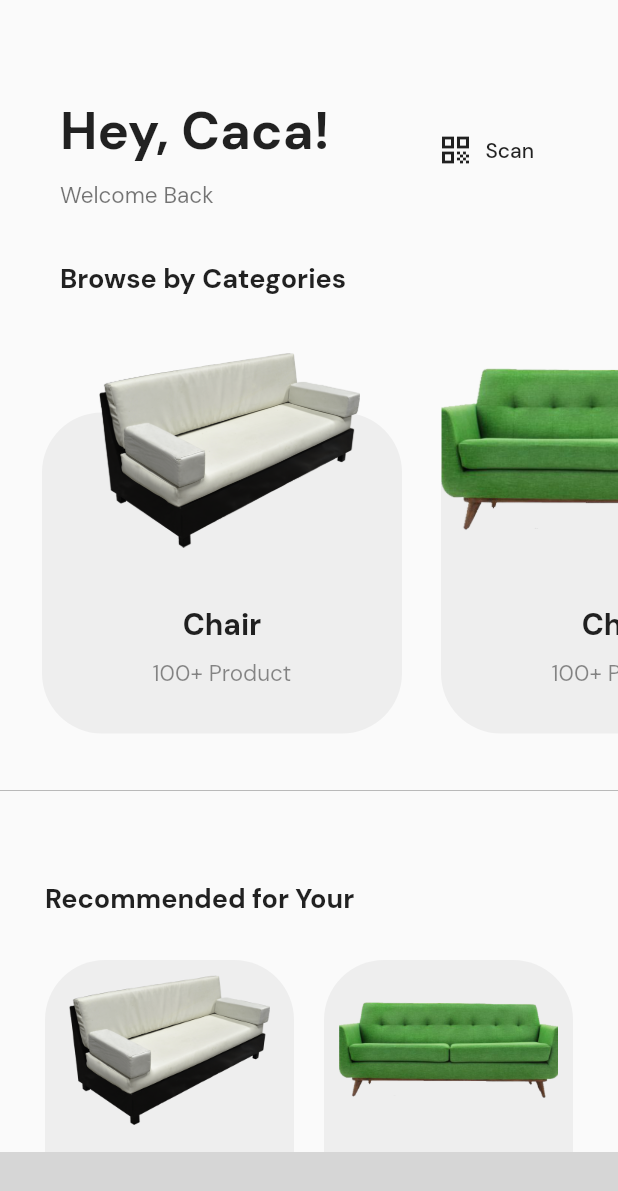
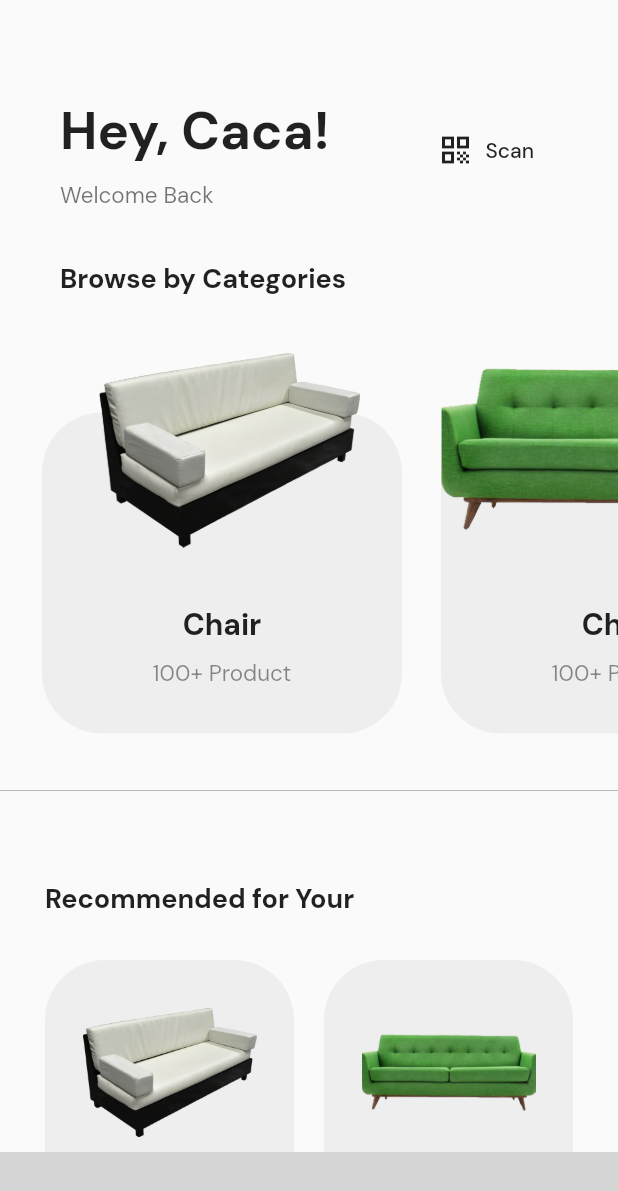
Before and after one commit to cristianpaulo4/app_venda_sofa, a Flutter app: the screen it shows after launch, on a phone screen of 412 x 824 dp. Shown: the top 1191 px of the screen. Run offline on Flutter 3.47's test engine with Material 2 defaults, Android fonts, the phone set to English and light mode, and no system bars; our stand-ins replace flutter_modular, google_fonts, mobx; missing offline and left inert: cuberto_bottom_bar; generated files the repository leaves out were written again; grey boxes are pictures that could not be loaded.

Commit message:
Atualização

```diff
--- a/app_sofa/lib/app/modules/Pagina1/components/cardItem1.dart
+++ b/app_sofa/lib/app/modules/Pagina1/components/cardItem1.dart
@@ -3,11 +3,15 @@ import 'package:google_fonts/google_fonts.dart';
 
 class CardItem1 extends StatelessWidget {
   final String uri;
-  const CardItem1({Key key, this.uri}) : super(key: key);
+
+  final Function onPressed;
+  const CardItem1({Key key, this.uri, this.onPressed}) : super(key: key);
 
   @override
   Widget build(BuildContext context) {
-    return Padding(
+    return GestureDetector(
+      onTap: onPressed,
+      child: Padding(
         padding: const EdgeInsets.all(8.0),
         child: Stack(
           children: [
@@ -58,6 +62,7 @@ class CardItem1 extends StatelessWidget {
             ),
           ],
         ),
+      ),
     );
   }
 }
--- a/app_sofa/lib/app/modules/Pagina1/components/item.dart
+++ b/app_sofa/lib/app/modules/Pagina1/components/item.dart
@@ -13,7 +13,7 @@ class Item extends StatelessWidget {
     return GestureDetector(
       onTap: onPressed,
       child: Container(
-        padding: EdgeInsets.all(10),
+        padding: EdgeInsets.all(25),
         decoration: BoxDecoration(
           color: Colors.grey.shade200,
           borderRadius: BorderRadius.circular(40),
@@ -22,10 +22,13 @@ class Item extends StatelessWidget {
           mainAxisSize: MainAxisSize.min,
           crossAxisAlignment: CrossAxisAlignment.stretch,
           children: [
-            Image.asset(
-              uri,
-              height: 100,
-              width: 120,
+            Hero(
+              tag: uri,
+              child: Image.asset(
+                uri,
+                height: 100,
+                width: 120,
+              ),
             ),
             Expanded(
               child: Container(),
--- a/app_sofa/lib/app/modules/Pagina1/pagina1_page.dart
+++ b/app_sofa/lib/app/modules/Pagina1/pagina1_page.dart
@@ -93,6 +93,9 @@ class _Pagina1PageState extends ModularState<Pagina1Page, Pagina1Controller> {
                 itemBuilder: (_, i) {
                   return CardItem1(
                     uri: imgs[i],
+                    onPressed: () {
+                      Modular.to.pushNamed('/produto', arguments: imgs[i]);
+                    },
                   );
                 },
               ),
@@ -120,15 +123,12 @@ class _Pagina1PageState extends ModularState<Pagina1Page, Pagina1Controller> {
               shrinkWrap: true,
               physics: NeverScrollableScrollPhysics(),
               itemBuilder: (_, i) {
-                return Hero(
-                  tag: imgs[i],
-                  child: Item(
-                    uri: imgs[i],
-                    onPressed: () {
-                      Modular.to.pushNamed('/produto', arguments: imgs[i]);
-                    },
-                    valor: 150.0,
-                  ),
+                return Item(
+                  uri: imgs[i],
+                  onPressed: () {
+                    Modular.to.pushNamed('/produto', arguments: imgs[i]);
+                  },
+                  valor: 150.0,
                 );
               },
               semanticChildCount: 2,
```
Lines whose indentation alone changed are shown as unchanged.
